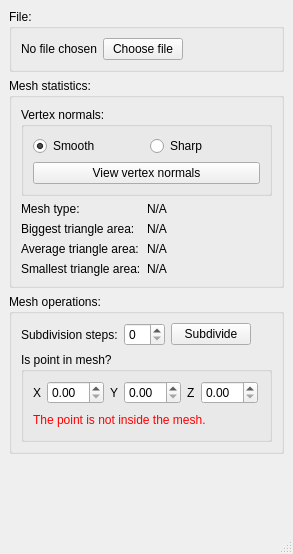
Qt form mainwindow.ui (mmstratiev/MeshParser) before a commit.
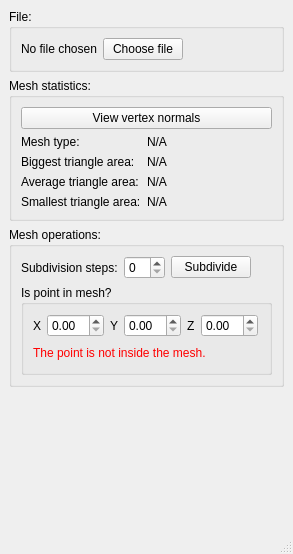
The same form after that commit.

Commit message:
Added Normals dialog
A simple table view to view the normals of each vertex more elegantly.

Diff of the .ui file:
```diff
--- a/mainwindow.ui
+++ b/mainwindow.ui
@@ -82,46 +82,10 @@
         <number>9</number>
        </property>
        <item>
-        <widget class="QGroupBox" name="groupBox_3">
-         <property name="title">
-          <string>Vertex normals:</string>
+        <widget class="QPushButton" name="ViewNormalsBtn">
+         <property name="text">
+          <string>View vertex normals</string>
          </property>
-         <layout class="QVBoxLayout" name="verticalLayout_8">
-          <item>
-           <layout class="QHBoxLayout" name="horizontalLayout_5">
-            <item>
-             <widget class="QRadioButton" name="radioButton_2">
-              <property name="enabled">
-               <bool>true</bool>
-              </property>
-              <property name="text">
-               <string>Smooth</string>
-              </property>
-              <property name="checked">
-               <bool>true</bool>
-              </property>
-              <property name="autoExclusive">
-               <bool>true</bool>
-              </property>
-             </widget>
-            </item>
-            <item>
-             <widget class="QRadioButton" name="radioButton">
-              <property name="text">
-               <string>Sharp</string>
-              </property>
-             </widget>
-            </item>
-           </layout>
-          </item>
-          <item>
-           <widget class="QPushButton" name="ViewNormalsBtn">
-            <property name="text">
-             <string>View vertex normals</string>
-            </property>
-           </widget>
-          </item>
-         </layout>
         </widget>
        </item>
        <item>
```
The commit also changes 8 other files.
